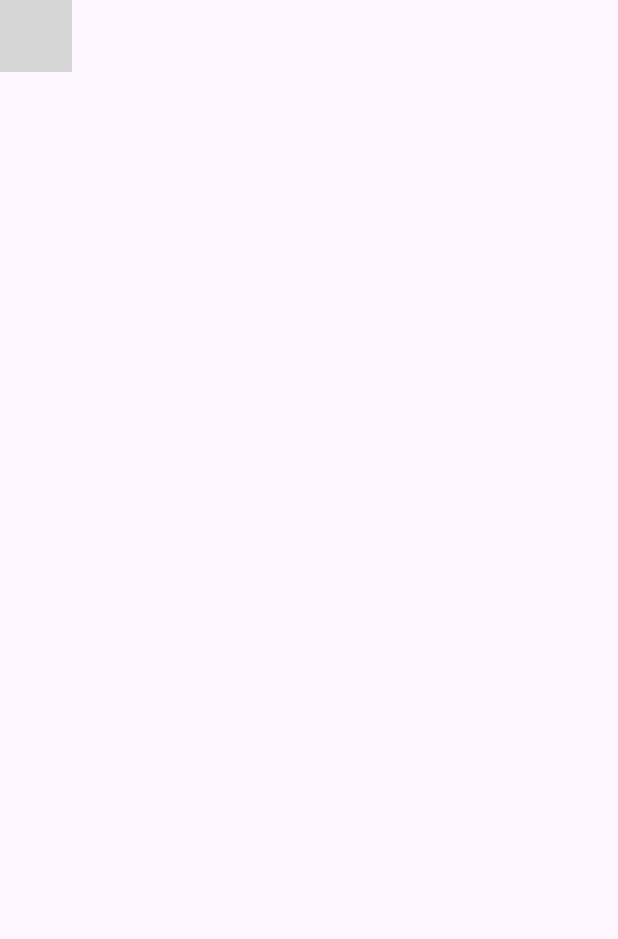
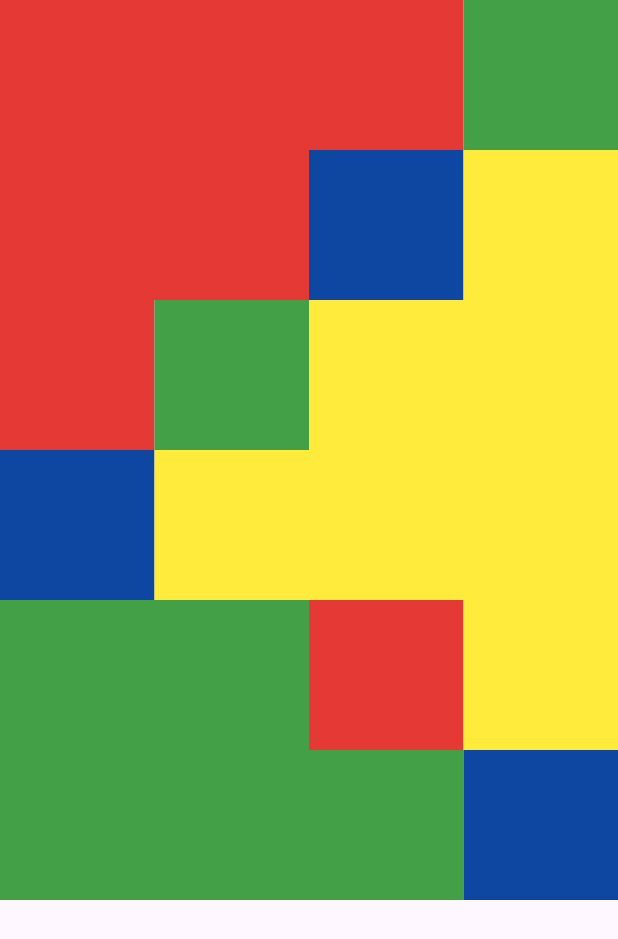
Before and after one commit to luisesales/Desenvolvimento-de-Sistemas-Para-Dispositivos-Moveis, a Flutter app: the CubeLayout screen opened directly, on a phone screen of 412 x 824 dp. Shown: the top 939 px of the screen. Run offline on Flutter 3.47's test engine with Material 3 defaults, Android fonts, the phone set to English and light mode, and no system bars; grey boxes are pictures that could not be loaded.

Commit message:
adding part 1 complete

```diff
--- a/lib/cubeLayout.dart
+++ b/lib/cubeLayout.dart
@@ -11,11 +11,132 @@ class CubeLayout extends StatelessWidget {
           Row(
             children: [
               Expanded(
+                flex: 3,
+                child: Container(
+                  height: 100,
+                  color:  Colors.red[600],
+                ),
+              ),
+              Expanded(
                 flex: 1,
-                backgroundColor
+                child: Container(
+                  height: 100,
+                  color:  Colors.green[600],
+                ),
               )
             ],
-          )
+          ),
+          Row(
+            children: [
+              Expanded(
+                flex: 2,
+                child: Container(
+                  height: 100,
+                  color:  Colors.red[600],
+                ),
+              ),
+              Expanded(
+                flex: 1,
+                child: Container(
+                  height: 100,
+                  color:  Colors.blue[900],
+                ),
+              ),
+              Expanded(
+                flex: 1,
+                child: Container(
+                  height: 100,
+                  color:  Colors.yellow,
+                ),
+              )
+            ],
+          ),
+          Row(
+            children: [
+              Expanded(
+                flex: 1,
+                child: Container(
+                  height: 100,
+                  color:  Colors.red[600],
+                ),
+              ),
+              Expanded(
+                flex: 1,
+                child: Container(
+                  height: 100,
+                  color:  Colors.green[600],
+                ),
+              ),
+              Expanded(
+                flex: 2,
+                child: Container(
+                  height: 100,
+                  color:  Colors.yellow,
+                ),
+              )
+            ],
+          ),
+          Row(
+            children: [
+              Expanded(
+                flex: 1,
+                child: Container(
+                  height: 100,
+                  color:  Colors.blue[900],
+                ),
+              ),
+              Expanded(
+                flex: 3,
+                child: Container(
+                  height: 100,
+                  color:  Colors.yellow,
+                ),
+              )
+            ],
+          ),
+          Row(
+            children: [
+              Expanded(
+                flex: 2,
+                child: Container(
+                  height: 100,
+                  color:  Colors.green[600],
+                ),
+              ),
+              Expanded(
+                flex: 1,
+                child: Container(
+                  height: 100,
+                  color:  Colors.red[600],
+                ),
+              ),
+              Expanded(
+                flex: 1,
+                child: Container(
+                  height: 100,
+                  color:  Colors.yellow,
+                ),
+              )
+            ],
+          ),
+          Row(
+            children: [
+              Expanded(
+                flex: 3,
+                child: Container(
+                  height: 100,
+                  color:  Colors.green[600],
+                ),
+              ),
+              Expanded(
+                flex: 1,
+                child: Container(
+                  height: 100,
+                  color:  Colors.blue[900],
+                ),
+              )
+            ],
+          ),
         ],
       )
     );
--- a/lib/main.dart
+++ b/lib/main.dart
@@ -14,7 +14,7 @@ class MyApp extends StatelessWidget {
   Widget build(BuildContext context) {
     return MaterialApp(
       title: 'Meu App Ola Mundo',
-      home: Forms(),
+      home: CubeLayout(),
     );
   }
 }
```
